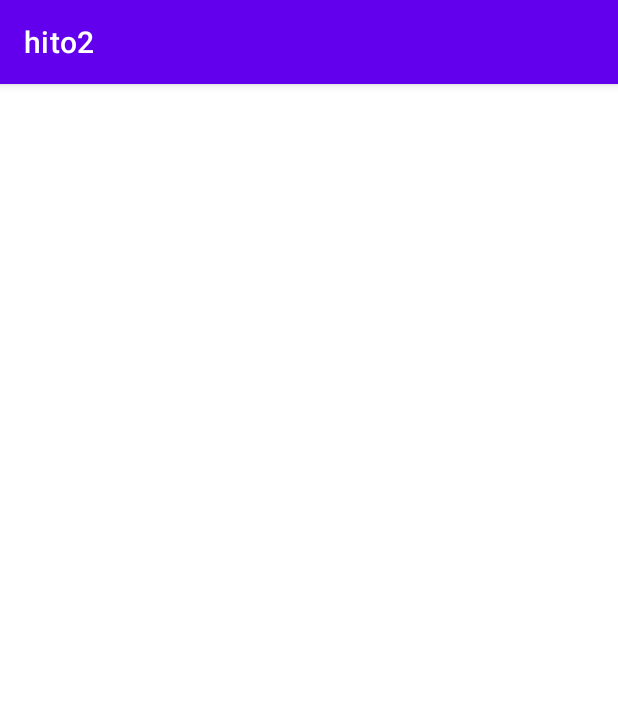
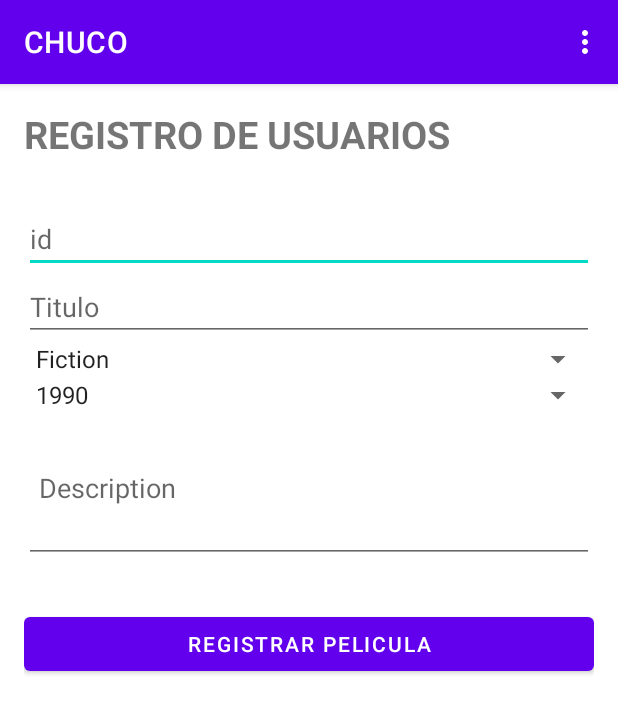
Before and after one commit to chucoman/Pelis2.0, an Android app: the insertar screen opened directly, with no data from a screen before it, on a phone screen of 412 x 824 dp. Shown: the top 713 px of the screen. Run offline under Robolectric (Android 15) with nearby library versions, the light colour scheme and no system bars.

Commit message:
Initial commit

```diff
--- a/app/src/main/AndroidManifest.xml
+++ b/app/src/main/AndroidManifest.xml
@@ -9,7 +9,8 @@
         android:roundIcon="@mipmap/ic_launcher_round"
         android:supportsRtl="true"
         android:theme="@style/Theme.Hito2">
-        <activity android:name=".insertar"></activity>
+        <activity android:name=".ListaPelis"></activity>
+        <activity android:name=".insertar" />
         <activity android:name=".MainActivity">
             <intent-filter>
                 <action android:name="android.intent.action.MAIN" />
--- a/app/src/main/java/com/example/hito2/insertar.java
+++ b/app/src/main/java/com/example/hito2/insertar.java
@@ -2,13 +2,113 @@ package com.example.hito2;
 
 import androidx.appcompat.app.AppCompatActivity;
 
+import android.content.ContentValues;
+import android.content.Intent;
+import android.database.sqlite.SQLiteDatabase;
 import android.os.Bundle;
+import android.view.Menu;
+import android.view.MenuItem;
+import android.view.View;
+import android.widget.AdapterView;
+import android.widget.ArrayAdapter;
+import android.widget.EditText;
+import android.widget.Spinner;
+import android.widget.Toast;
+
+import com.example.hito2.entidades.ConexionSqliteHelper;
+import com.example.hito2.utilidades.utilidades;
 
 public class insertar extends AppCompatActivity {
-
+    Spinner comGeneros;
+    Spinner comYear;
+    EditText campoId, campoNombre, campoDesc;
     @Override
     protected void onCreate(Bundle savedInstanceState) {
         super.onCreate(savedInstanceState);
         setContentView(R.layout.activity_insertar);
+        String campoGen;
+        String campoYear;
+        campoId=(EditText) findViewById(R.id.campoId);
+        campoNombre=(EditText) findViewById(R.id.campoNombre);
+        comGeneros= (Spinner) findViewById(R.id.spinnerGenero);
+        comYear= (Spinner) findViewById(R.id.spinnerYear);
+
+        //rellenar spinner generos
+        ArrayAdapter<CharSequence> adapter=ArrayAdapter.createFromResource(this,R.array.combo_generos,
+                android.R.layout.simple_spinner_item);
+        comGeneros.setAdapter(adapter);
+        comGeneros.setOnItemSelectedListener(new AdapterView.OnItemSelectedListener() {
+            @Override
+            public void onItemSelected(AdapterView<?> parent, View view, int position, long id) {
+
+                Toast.makeText(parent.getContext(),"Seleccionado: "+parent.getItemAtPosition(position).toString(),
+                        Toast.LENGTH_SHORT).show();
+
+            }
+
+            @Override
+            public void onNothingSelected(AdapterView<?> parent) {
+
+            }
+        });
+
+        //rellenar spinner año
+        ArrayAdapter<CharSequence> adapter1=ArrayAdapter.createFromResource(this,R.array.combo_year,
+                android.R.layout.simple_spinner_item);
+        comYear.setAdapter(adapter1);
+        comYear.setOnItemSelectedListener(new AdapterView.OnItemSelectedListener() {
+            @Override
+            public void onItemSelected(AdapterView<?> parent, View view, int position, long id) {
+                Toast.makeText(parent.getContext(),"Seleccionado: "+parent.getItemAtPosition(position).toString(),
+                        Toast.LENGTH_SHORT).show();
+            }
+
+            @Override
+            public void onNothingSelected(AdapterView<?> parent) {
+
+            }
+        });
+
+    }
+
+    //Mostrar y ocultar el menu
+    public boolean onCreateOptionsMenu(Menu menu){
+        getMenuInflater().inflate(R.menu.overflow, menu);
+        return true;
+
+    }
+
+    //fuciones botones menu
+    public boolean onOptionsItemSelected(MenuItem item){
+        int id =item.getItemId();
+        if(id ==R.id.item1) {
+            Intent inicio = new Intent(this, MainActivity.class);
+            startActivity(inicio);
+            Toast.makeText(this, "Inicio", Toast.LENGTH_SHORT).show();
+        }else if(id ==R.id.item2) {
+            Toast.makeText(this, "Idiomas", Toast.LENGTH_SHORT).show();
+        }else if(id ==R.id.item3) {
+
+            Toast.makeText(this, "Registrar", Toast.LENGTH_SHORT).show();
+        }
+        return super.onOptionsItemSelected(item);
+    }
+    public void onClick (View view){
+        registrarPelicula();
+    }
+    private void registrarPelicula(){
+        ConexionSqliteHelper conn=new ConexionSqliteHelper(this, "bd_pelicula", null,1);
+        SQLiteDatabase db = conn.getWritableDatabase();
+        ContentValues values= new ContentValues();
+        values.put(utilidades.CAMPO_ID,campoId.getText().toString());
+        values.put(utilidades.CAMPO_NOMBRE,campoNombre.getText().toString());
+        values.put(utilidades.CAMPO_GENERO,comGeneros.getSelectedItem().toString());
+        values.put(utilidades.CAMPO_YEAR,comYear.getSelectedItem().toString());
+        values.put(utilidades.CAMPO_DESCRIPCION,campoDesc.getText().toString());
+
+        Long idResultante=db.insert(utilidades.TABLA_PELICULA,utilidades.CAMPO_ID,values);
+
+        Toast.makeText(getApplicationContext(),"Id Registro:"+idResultante,Toast.LENGTH_SHORT).show();
+
     }
 }
--- a/app/src/main/res/layout/activity_insertar.xml
+++ b/app/src/main/res/layout/activity_insertar.xml
@@ -1,9 +1,66 @@
 <?xml version="1.0" encoding="utf-8"?>
-<androidx.constraintlayout.widget.ConstraintLayout xmlns:android="http://schemas.android.com/apk/res/android"
+<LinearLayout xmlns:android="http://schemas.android.com/apk/res/android"
     xmlns:app="http://schemas.android.com/apk/res-auto"
     xmlns:tools="http://schemas.android.com/tools"
     android:layout_width="match_parent"
     android:layout_height="match_parent"
+    android:paddingBottom="@dimen/activity_vertical_margin"
+    android:paddingLeft="@dimen/activity_horizontal_margin"
+    android:paddingRight="@dimen/activity_horizontal_margin"
+    android:paddingTop="@dimen/activity_vertical_margin"
+    android:orientation="vertical"
     tools:context=".insertar">
 
-</androidx.constraintlayout.widget.ConstraintLayout>
+
+    <TextView
+        android:layout_width="match_parent"
+        android:layout_height="wrap_content"
+        android:text="REGISTRO DE USUARIOS"
+        android:textSize="25sp"
+        android:textStyle="bold"
+        android:layout_marginBottom="30dp"/>
+
+    <EditText
+        android:id="@+id/campoId"
+        android:layout_width="match_parent"
+        android:layout_height="wrap_content"
+        android:hint="id"/>
+
+    <EditText
+        android:id="@+id/campoNombre"
+        android:layout_width="match_parent"
+        android:layout_height="wrap_content"
+        android:hint="Titulo"/>
+
+    <androidx.appcompat.widget.AppCompatSpinner
+        android:id="@+id/spinnerGenero"
+        android:layout_width="match_parent"
+        android:layout_height="wrap_content"/>
+
+    <androidx.appcompat.widget.AppCompatSpinner
+        android:id="@+id/spinnerYear"
+        android:layout_width="match_parent"
+        android:layout_height="wrap_content"/>
+    <EditText
+        android:id="@+id/searchBox"
+        android:inputType="textMultiLine"
+        android:lines="8"
+        android:minLines="6"
+        android:maxLines="10"
+        android:scrollbars="vertical"
+        android:layout_width="fill_parent"
+        android:layout_height="100dp"
+        android:hint="@string/Descripcion"
+        android:paddingLeft="10dp">
+
+    </EditText>
+
+    <Button
+        android:id="@+id/btnRegistro"
+        android:layout_width="match_parent"
+        android:layout_height="wrap_content"
+        android:text="Registrar Pelicula"
+        android:layout_marginTop="30dp"
+        />
+
+</LinearLayout>
--- /dev/null
+++ b/app/src/main/res/menu/overflow.xml
@@ -0,0 +1,14 @@
+<?xml version="1.0" encoding="utf-8"?>
+<menu xmlns:app="http://schemas.android.com/apk/res-auto"
+    xmlns:android="http://schemas.android.com/apk/res/android">
+
+    <item
+        android:id="@+id/item1"
+        android:title="@string/item1" />
+    <item
+        android:id="@+id/item2"
+        android:title="@string/item2" />
+    <item
+        android:id="@+id/item3"
+        android:title="@string/item3" />
+</menu>
--- /dev/null
+++ b/app/src/main/res/values/Generos.xml
@@ -0,0 +1,46 @@
+<?xml version="1.0" encoding="utf-8"?>
+<resources>
+    <string-array name="combo_generos" >
+        <item>@string/Ficcion</item>
+        <item>@string/Accion</item>
+        <item>@string/Amor</item>
+        <item>@string/Drama</item>
+        <item>@string/Aventuras</item>
+        <item>@string/Terror</item>
+    </string-array>
+
+    <string-array name="combo_year">
+        <item>1990</item>
+        <item>1991</item>
+        <item>1992</item>
+        <item>1993</item>
+        <item>1994</item>
+        <item>1995</item>
+        <item>1996</item>
+        <item>1997</item>
+        <item>1998</item>
+        <item>1999</item>
+        <item>2000</item>
+        <item>2001</item>
+        <item>2002</item>
+        <item>2003</item>
+        <item>2004</item>
+        <item>2005</item>
+        <item>2006</item>
+        <item>2007</item>
+        <item>2008</item>
+        <item>2009</item>
+        <item>2010</item>
+        <item>2011</item>
+        <item>2012</item>
+        <item>2013</item>
+        <item>2014</item>
+        <item>2015</item>
+        <item>2016</item>
+        <item>2017</item>
+        <item>2018</item>
+        <item>2019</item>
+        <item>2020</item>
+        <item>2021</item>
+    </string-array>
+</resources>
--- a/app/src/main/res/values/colors.xml
+++ b/app/src/main/res/values/colors.xml
@@ -7,4 +7,7 @@
     <color name="teal_700">#FF018786</color>
     <color name="black">#FF000000</color>
     <color name="white">#FFFFFFFF</color>
+    <color name="colorPrimary">#3F51B5</color>
+    <color name="colorPrimaryDark">#303F9F</color>
+    <color name="colorAccent">#FF4081</color>
 </resources>
--- /dev/null
+++ b/app/src/main/res/values/dimens.xml
@@ -0,0 +1,5 @@
+<resources>
+    <!-- Default screen margins, per the Android Design guidelines. -->
+    <dimen name="activity_horizontal_margin">16dp</dimen>
+    <dimen name="activity_vertical_margin">16dp</dimen>
+</resources>
--- a/app/src/main/res/values/strings.xml
+++ b/app/src/main/res/values/strings.xml
@@ -1,4 +1,14 @@
 <resources>
-    <string name="app_name">hito2</string>
-    <string name="Generos">Generos</string>
+    <string name="app_name">CHUCO</string>
+    <string name="Generos">Genders</string>
+    <string name="item1">Homepage</string>
+    <string name="item2">Languaje</string>
+    <string name="Ficcion">Fiction</string>
+    <string name="Accion">Action</string>
+    <string name="Amor">Love</string>
+    <string name="Drama">Drama</string>
+    <string name="Aventuras">Adventures</string>
+    <string name="Terror">Terror</string>
+    <string name="item3">To Register</string>
+    <string name="Descripcion">Description</string>
 </resources>
```
Also changed, not shown: app/src/main/java/com/example/hito2/ListaPelis.java (added, +15 -0 lines), app/src/main/java/com/example/hito2/MainActivity.java (+33 -0 lines), app/src/main/java/com/example/hito2/entidades/ConexionSqliteHelper.java (added, +31 -0 lines), app/src/main/java/com/example/hito2/entidades/Pelicula.java (added, +64 -0 lines), app/src/main/java/com/example/hito2/utilidades/utilidades.java (added, +15 -0 lines), app/src/main/res/layout/activity_lista_pelis.xml (added, +19 -0 lines), app/src/main/res/layout/activity_main.xml (+12 -6 lines), app/src/main/res/values/styles.xml (added, +11 -0 lines), 4 other files.
